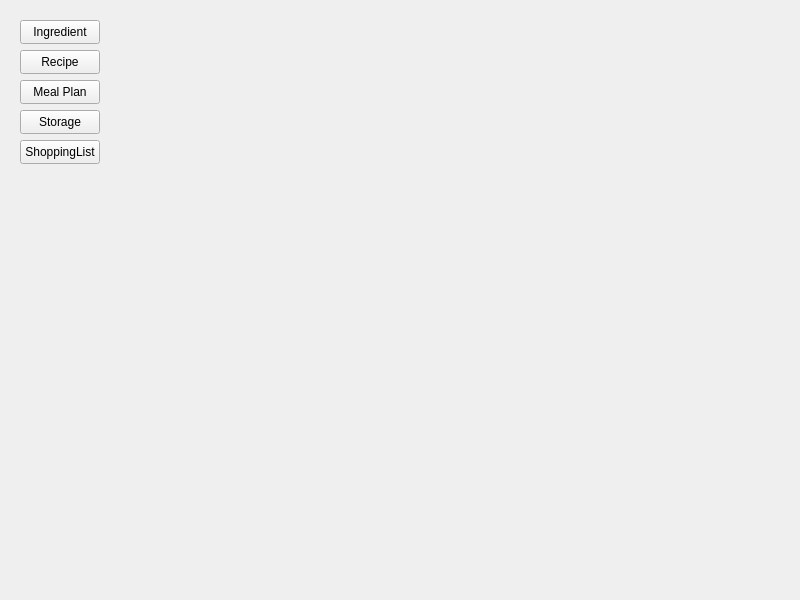
Old version of the form mainwindow.ui in the repository khooinguyeen/FoodManagementSystem.
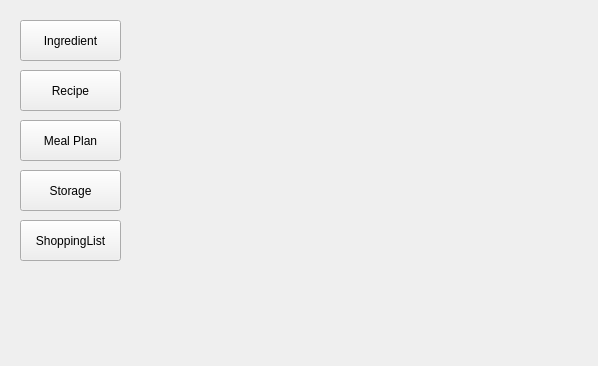
New version of the form. Icons and pictures are not drawn.

Commit message: feat: background for the mainwindow

Patch:
```diff
--- a/mainwindow.ui
+++ b/mainwindow.ui
@@ -6,21 +6,27 @@
    <rect>
     <x>0</x>
     <y>0</y>
-    <width>800</width>
-    <height>600</height>
+    <width>598</width>
+    <height>366</height>
    </rect>
   </property>
   <property name="windowTitle">
    <string>MainWindow</string>
   </property>
+  <property name="autoFillBackground">
+   <bool>false</bool>
+  </property>
+  <property name="styleSheet">
+   <string notr="true">background-image: url(:/background.jpg);</string>
+  </property>
   <widget class="QWidget" name="centralwidget">
    <widget class="QPushButton" name="ingredientButton">
     <property name="geometry">
      <rect>
       <x>20</x>
       <y>20</y>
-      <width>80</width>
-      <height>24</height>
+      <width>101</width>
+      <height>41</height>
      </rect>
     </property>
     <property name="text">
@@ -31,9 +37,9 @@
     <property name="geometry">
      <rect>
       <x>20</x>
-      <y>50</y>
-      <width>80</width>
-      <height>24</height>
+      <y>70</y>
+      <width>101</width>
+      <height>41</height>
      </rect>
     </property>
     <property name="text">
@@ -44,9 +50,9 @@
     <property name="geometry">
      <rect>
       <x>20</x>
-      <y>80</y>
-      <width>80</width>
-      <height>24</height>
+      <y>120</y>
+      <width>101</width>
+      <height>41</height>
      </rect>
     </property>
     <property name="text">
@@ -57,9 +63,9 @@
     <property name="geometry">
      <rect>
       <x>20</x>
-      <y>110</y>
-      <width>80</width>
-      <height>24</height>
+      <y>170</y>
+      <width>101</width>
+      <height>41</height>
      </rect>
     </property>
     <property name="text">
@@ -70,9 +76,9 @@
     <property name="geometry">
      <rect>
       <x>20</x>
-      <y>140</y>
-      <width>80</width>
-      <height>24</height>
+      <y>220</y>
+      <width>101</width>
+      <height>41</height>
      </rect>
     </property>
     <property name="text">
```
The commit also changes 7 other files.
